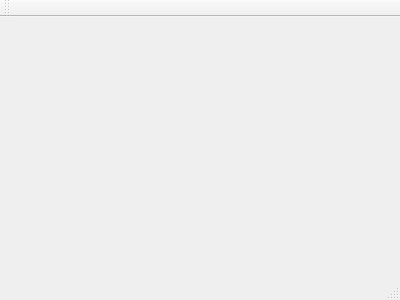
Old version of the form AccessController/MainWindow.ui in the repository Baxulio/Attraction.
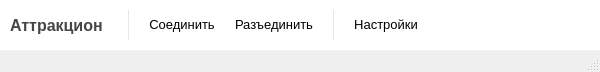
New version of the form. Icons and pictures are not drawn.

```diff
--- a/AccessController/MainWindow.ui
+++ b/AccessController/MainWindow.ui
@@ -1,24 +1,333 @@
 <ui version="4.0">
  <class>MainWindow</class>
- <widget class="QMainWindow" name="MainWindow" >
-  <property name="geometry" >
+ <widget class="QMainWindow" name="MainWindow">
+  <property name="geometry">
    <rect>
     <x>0</x>
     <y>0</y>
-    <width>400</width>
-    <height>300</height>
+    <width>600</width>
+    <height>72</height>
    </rect>
   </property>
   <property name="windowTitle" >
    <string>MainWindow</string>
   </property>
-  <widget class="QMenuBar" name="menuBar" />
-  <widget class="QToolBar" name="mainToolBar" />
-  <widget class="QWidget" name="centralWidget" />
-  <widget class="QStatusBar" name="statusBar" />
+  <property name="windowIcon">
+   <iconset resource="accesscontrollerresources.qrc">
+    <normaloff>:/resources/logo.png</normaloff>:/resources/logo.png</iconset>
+  </property>
+  <property name="styleSheet">
+   <string notr="true"/>
+  </property>
+  <property name="toolButtonStyle">
+   <enum>Qt::ToolButtonTextBesideIcon</enum>
+  </property>
+  <property name="documentMode">
+   <bool>false</bool>
+  </property>
+  <property name="tabShape">
+   <enum>QTabWidget::Rounded</enum>
+  </property>
+  <property name="dockNestingEnabled">
+   <bool>false</bool>
+  </property>
+  <property name="unifiedTitleAndToolBarOnMac">
+   <bool>true</bool>
+  </property>
+  <widget class="QWidget" name="centralWidget">
+   <layout class="QVBoxLayout" name="verticalLayout_15">
+    <property name="spacing">
+     <number>0</number>
+    </property>
+    <property name="leftMargin">
+     <number>0</number>
+    </property>
+    <property name="topMargin">
+     <number>0</number>
+    </property>
+    <property name="rightMargin">
+     <number>0</number>
+    </property>
+    <property name="bottomMargin">
+     <number>0</number>
+    </property>
+    <item>
+     <widget class="QFrame" name="frame_2">
+      <property name="minimumSize">
+       <size>
+        <width>0</width>
+        <height>50</height>
+       </size>
+      </property>
+      <property name="maximumSize">
+       <size>
+        <width>16777215</width>
+        <height>60</height>
+       </size>
+      </property>
+      <property name="styleSheet">
+       <string notr="true">QFrame{
+background-color: rgb(255, 255, 255);
+}
+QPushButton{
+    border: none; /* no border for a flat push button */
+}
+
+QPushButton:hover{
+	text-decoration: underline;
+}</string>
+      </property>
+      <property name="frameShape">
+       <enum>QFrame::NoFrame</enum>
+      </property>
+      <property name="frameShadow">
+       <enum>QFrame::Raised</enum>
+      </property>
+      <property name="midLineWidth">
+       <number>-5</number>
+      </property>
+      <layout class="QHBoxLayout" name="horizontalLayout">
+       <property name="spacing">
+        <number>20</number>
+       </property>
+       <property name="leftMargin">
+        <number>10</number>
+       </property>
+       <property name="topMargin">
+        <number>10</number>
+       </property>
+       <property name="rightMargin">
+        <number>10</number>
+       </property>
+       <property name="bottomMargin">
+        <number>10</number>
+       </property>
+       <item>
+        <widget class="QLabel" name="label_2">
+         <property name="font">
+          <font>
+           <pointsize>12</pointsize>
+           <weight>75</weight>
+           <bold>true</bold>
+          </font>
+         </property>
+         <property name="styleSheet">
+          <string notr="true">color: rgb(70, 70, 70);</string>
+         </property>
+         <property name="text">
+          <string>Аттракцион </string>
+         </property>
+        </widget>
+       </item>
+       <item>
+        <widget class="Line" name="line_12">
+         <property name="minimumSize">
+          <size>
+           <width>1</width>
+           <height>0</height>
+          </size>
+         </property>
+         <property name="maximumSize">
+          <size>
+           <width>1</width>
+           <height>16777215</height>
+          </size>
+         </property>
+         <property name="styleSheet">
+          <string notr="true">background-color:rgba(230, 230, 230, 255);</string>
+         </property>
+         <property name="frameShadow">
+          <enum>QFrame::Sunken</enum>
+         </property>
+         <property name="lineWidth">
+          <number>0</number>
+         </property>
+         <property name="orientation">
+          <enum>Qt::Vertical</enum>
+         </property>
+        </widget>
+       </item>
+       <item>
+        <widget class="QPushButton" name="connectButton">
+         <property name="font">
+          <font>
+           <pointsize>10</pointsize>
+          </font>
+         </property>
+         <property name="cursor">
+          <cursorShape>PointingHandCursor</cursorShape>
+         </property>
+         <property name="text">
+          <string>Соединить</string>
+         </property>
+         <property name="icon">
+          <iconset resource="accesscontrollerresources.qrc">
+           <normaloff>:/resources/glyphs/23.png</normaloff>:/resources/glyphs/23.png</iconset>
+         </property>
+        </widget>
+       </item>
+       <item>
+        <widget class="QPushButton" name="disconnectButton">
+         <property name="font">
+          <font>
+           <pointsize>10</pointsize>
+          </font>
+         </property>
+         <property name="cursor">
+          <cursorShape>PointingHandCursor</cursorShape>
+         </property>
+         <property name="text">
+          <string>Разъединить</string>
+         </property>
+         <property name="icon">
+          <iconset resource="accesscontrollerresources.qrc">
+           <normaloff>:/resources/glyphs/50.png</normaloff>:/resources/glyphs/50.png</iconset>
+         </property>
+        </widget>
+       </item>
+       <item>
+        <widget class="Line" name="line_11">
+         <property name="minimumSize">
+          <size>
+           <width>1</width>
+           <height>0</height>
+          </size>
+         </property>
+         <property name="maximumSize">
+          <size>
+           <width>1</width>
+           <height>16777215</height>
+          </size>
+         </property>
+         <property name="styleSheet">
+          <string notr="true">background-color:rgba(230, 230, 230, 255);</string>
+         </property>
+         <property name="frameShadow">
+          <enum>QFrame::Sunken</enum>
+         </property>
+         <property name="lineWidth">
+          <number>0</number>
+         </property>
+         <property name="orientation">
+          <enum>Qt::Vertical</enum>
+         </property>
+        </widget>
+       </item>
+       <item>
+        <widget class="QPushButton" name="configureButton">
+         <property name="font">
+          <font>
+           <pointsize>10</pointsize>
+          </font>
+         </property>
+         <property name="cursor">
+          <cursorShape>PointingHandCursor</cursorShape>
+         </property>
+         <property name="text">
+          <string>Настройки</string>
+         </property>
+         <property name="icon">
+          <iconset resource="accesscontrollerresources.qrc">
+           <normaloff>:/resources/glyphs/34.png</normaloff>:/resources/glyphs/34.png</iconset>
+         </property>
+        </widget>
+       </item>
+       <item>
+        <spacer name="horizontalSpacer">
+         <property name="orientation">
+          <enum>Qt::Horizontal</enum>
+         </property>
+         <property name="sizeHint" stdset="0">
+          <size>
+           <width>40</width>
+           <height>20</height>
+          </size>
+         </property>
+        </spacer>
+       </item>
+       <item>
+        <widget class="QPushButton" name="aboutButton">
+         <property name="cursor">
+          <cursorShape>PointingHandCursor</cursorShape>
+         </property>
+         <property name="text">
+          <string/>
+         </property>
+         <property name="icon">
+          <iconset resource="accesscontrollerresources.qrc">
+           <normaloff>:/resources/glyphs/info.png</normaloff>:/resources/glyphs/info.png</iconset>
+         </property>
+         <property name="iconSize">
+          <size>
+           <width>20</width>
+           <height>20</height>
+          </size>
+         </property>
+         <property name="flat">
+          <bool>true</bool>
+         </property>
+        </widget>
+       </item>
+      </layout>
+     </widget>
+    </item>
+   </layout>
+  </widget>
+  <widget class="QStatusBar" name="statusBar"/>
+  <action name="action_disabled_autorefresh">
+   <property name="text">
+    <string> Отключено</string>
+   </property>
+  </action>
+  <action name="action_autorefresh_1_sec">
+   <property name="text">
+    <string>1 секунд</string>
+   </property>
+  </action>
+  <action name="action_autorefresh_5_sec">
+   <property name="text">
+    <string>5 секунд</string>
+   </property>
+   <property name="toolTip">
+    <string>5 секунд</string>
+   </property>
+  </action>
+  <action name="action_autorefresh_10_sec">
+   <property name="text">
+    <string>10 секунд</string>
+   </property>
+   <property name="toolTip">
+    <string>10 секунд</string>
+   </property>
+  </action>
+  <action name="action_autorefresh_20_sec">
+   <property name="text">
+    <string>20 секунд</string>
+   </property>
+   <property name="toolTip">
+    <string>20 секунд</string>
+   </property>
+  </action>
+  <action name="action_autorefresh_35_sec">
+   <property name="text">
+    <string>35 секунд</string>
+   </property>
+   <property name="toolTip">
+    <string>35 секунд</string>
+   </property>
+  </action>
+  <action name="action_autorefresh_1_min">
+   <property name="text">
+    <string>1 минут</string>
+   </property>
+   <property name="toolTip">
+    <string>1 минут</string>
+   </property>
+  </action>
  </widget>
- <layoutDefault spacing="6" margin="11" />
- <pixmapfunction></pixmapfunction>
- <resources/>
+ <layoutdefault spacing="6" margin="11"/>
+ <resources>
+  <include location="accesscontrollerresources.qrc"/>
+ </resources>
  <connections/>
 </ui>
```
Left out of the diff: 5 changed lines with no effect on the pictures.
